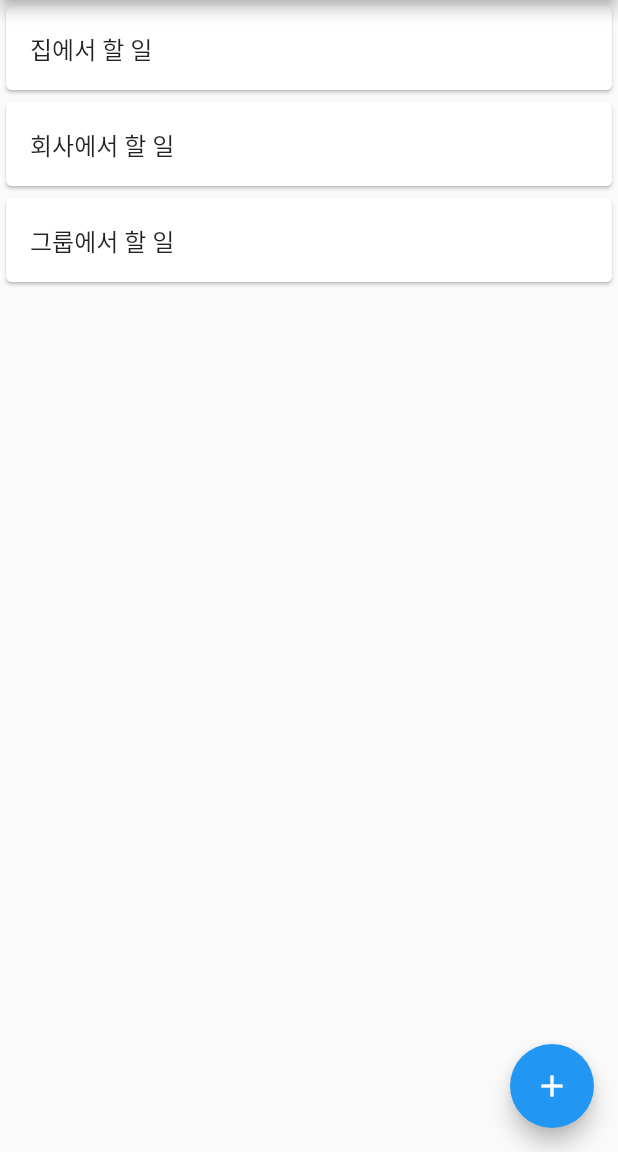
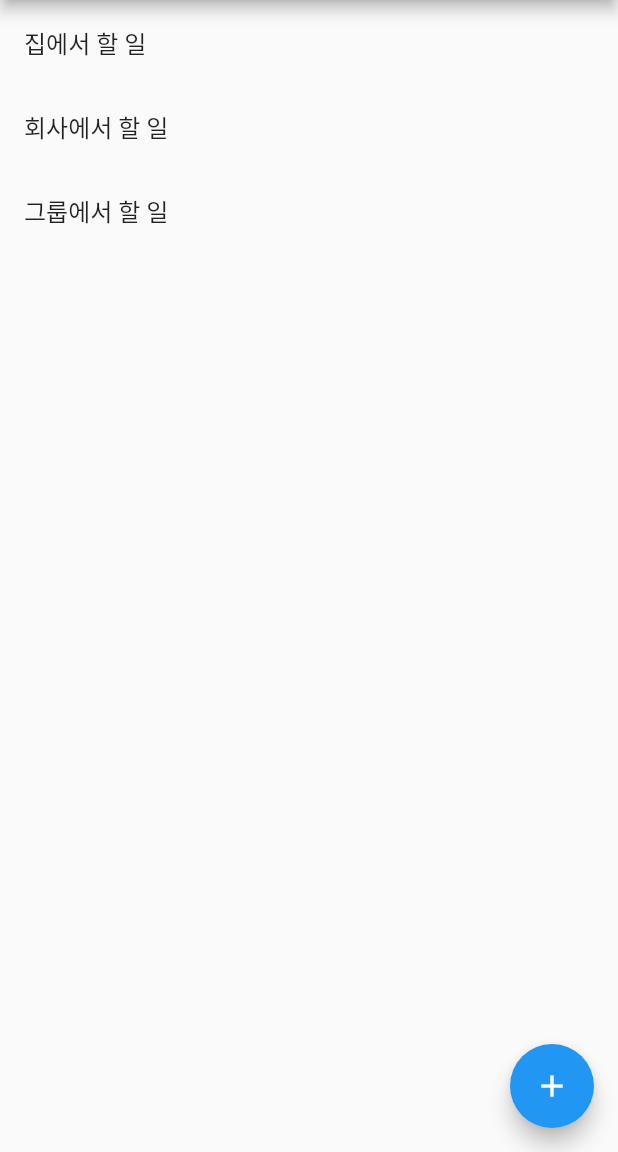
Before and after one commit to t4ehye0ng/todolist, a Flutter app: the screen it shows after launch, on a phone screen of 412 x 824 dp, the part 84-1236 px from its top. Run offline on Flutter 3.47's test engine with Material 2 defaults, Android fonts, the phone set to English and light mode, and no system bars.

```diff
--- a/lib/main.dart
+++ b/lib/main.dart
@@ -152,10 +152,21 @@ Widget _myListView(BuildContext context) {
   return ListView.builder(
     itemCount: _listTaskName.length,
     itemBuilder: (context, index) {
-      return Card(
-          child: ListTile(
-        title: Text(_listTaskName[index]),
-      ));
+      final task = _listTaskName[index];
+      return Dismissible(
+        key: Key(task),
+        onDismissed: (direction) {
+          _listTaskName.removeAt(index);
+          Scaffold.of(context)
+              .showSnackBar(SnackBar(content: Text("$task dismissed")));
+        },
+        background: Container(color: Colors.red),
+        child: ListTile(title: Text(task)),
+      );
+      // return Card(
+      //     child: ListTile(
+      //   title: Text(task),
+      // ));
     },
   );
 }
```
